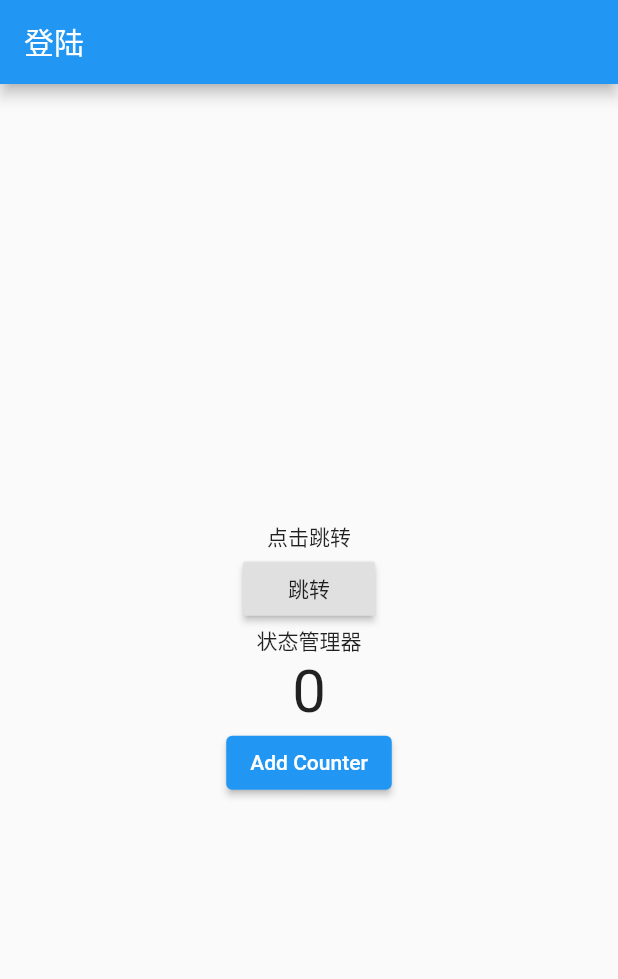
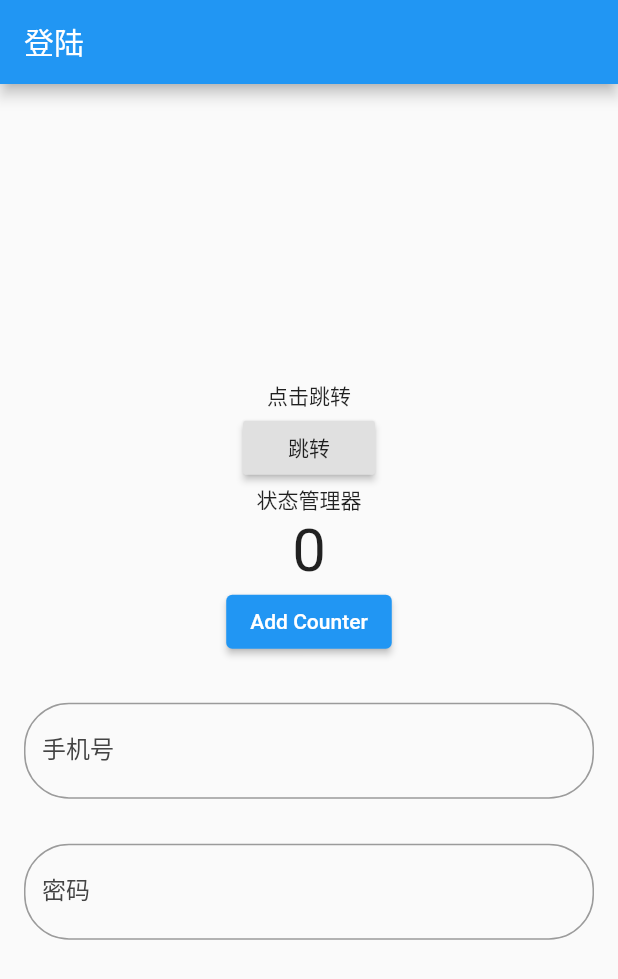
Before and after one commit to boonook/flutter, a Flutter app: the screen it shows after launch, on a phone screen of 412 x 824 dp. Shown: the top 979 px of the screen. Run offline on Flutter 3.47's test engine with Material 2 defaults, Android fonts, the phone set to English and light mode, and no system bars; our stand-ins replace dio, flutter_mobx, fluttertoast, mobx, transparent_image.

Commit message:
学习文本输入框样式

```diff
--- a/lib/screens/LoginPage.dart
+++ b/lib/screens/LoginPage.dart
@@ -10,6 +10,12 @@ class LoginScreen extends StatefulWidget {
 
 class LoginScreenState extends State<LoginScreen> {
   static const String routeName = "login";
+  dynamic phone = '';
+  static const kYellow = const Color(0xFF444444);
+  static const kRed = const Color(0xFFd32F2F);
+  final TextEditingController _controller = new TextEditingController();
+  final TextEditingController _passwordEditingController =
+      new TextEditingController();
   final Counter counter = Counter();
   @override
   void initState() {
@@ -34,7 +40,8 @@ class LoginScreenState extends State<LoginScreen> {
             new Text("点击跳转"),
             new RaisedButton(
               onPressed: () {
-                Navigator.of(context).pushReplacementNamed("router/home");
+                // Navigator.of(context).pushReplacementNamed("router/home");
+                print(phone);
               },
               child: Text("跳转"),
             ),
@@ -50,9 +57,67 @@ class LoginScreenState extends State<LoginScreen> {
                   ),
                   ElevatedButton(
                       onPressed: counter.increment,
-                      child: const Text('Add Counter'))
+                      child: const Text('Add Counter')),
                 ],
               ),
+            ),
+            Container(
+              child: Column(
+                children: <Widget>[
+                  new TextField(
+                    controller: _controller,
+                    style: TextStyle(fontSize: 16, color: kYellow),
+                    textInputAction: TextInputAction.next,
+                    keyboardType: TextInputType.phone,
+                    cursorColor: kYellow,
+                    decoration: new InputDecoration(
+                      hintText: '请输入手机号',
+                      labelText: "手机号",
+                      labelStyle: TextStyle(color: kYellow),
+                      border: OutlineInputBorder(
+                        borderRadius: BorderRadius.circular(30),
+                        borderSide: BorderSide(
+                            color: kYellow, width: 3, style: BorderStyle.solid),
+                      ),
+                      focusedBorder: OutlineInputBorder(
+                        borderRadius: BorderRadius.circular(30),
+                        borderSide: BorderSide(
+                            color: kRed, width: 1, style: BorderStyle.solid),
+                      ),
+                    ),
+                    onChanged: (value) {
+                      setState(() {
+                        phone = value;
+                      });
+                      print(value);
+                    },
+                  ),
+                ],
+              ),
+              margin: const EdgeInsets.only(top: 30, right: 16, left: 16),
+            ),
+            Container(
+              child: Column(children: <Widget>[
+                new TextField(
+                  controller: _passwordEditingController,
+                  style: TextStyle(fontSize: 16, color: kYellow),
+                  keyboardType: TextInputType.visiblePassword,
+                  decoration: new InputDecoration(
+                    hintText: '请输入密码',
+                    labelText: "密码",
+                    labelStyle: TextStyle(color: kYellow),
+                    border: OutlineInputBorder(
+                      borderRadius: BorderRadius.circular(30),
+                      borderSide: BorderSide(
+                          color: kYellow, width: 3, style: BorderStyle.solid),
+                    ),
+                  ),
+                  onChanged: (value) {
+                    print(value);
+                  },
+                ),
+              ]),
+              margin: const EdgeInsets.only(top: 30, right: 16, left: 16),
             )
           ],
         ),
--- a/pubspec.yaml
+++ b/pubspec.yaml
@@ -37,6 +37,8 @@ dependencies:
   mobx_codegen: ^2.0.0
   path_provider: ^2.0.1
   filesize: ^2.0.1
+  scoped_model: ^1.1.0
+  shared_preferences: ^2.0.5
   # add this line to your dependencies
 dev_dependencies:
   flutter_test:
```
Also changed, not shown: lib/Utils/contants.dart (added, +22 -0 lines), pubspec.lock.
